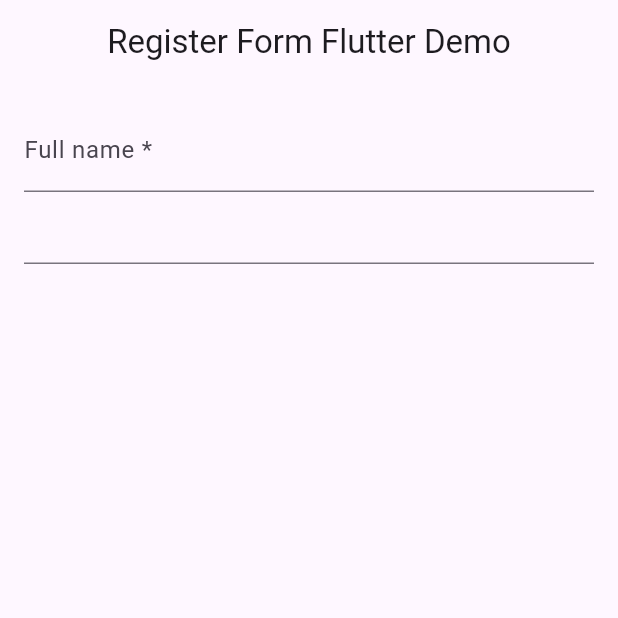
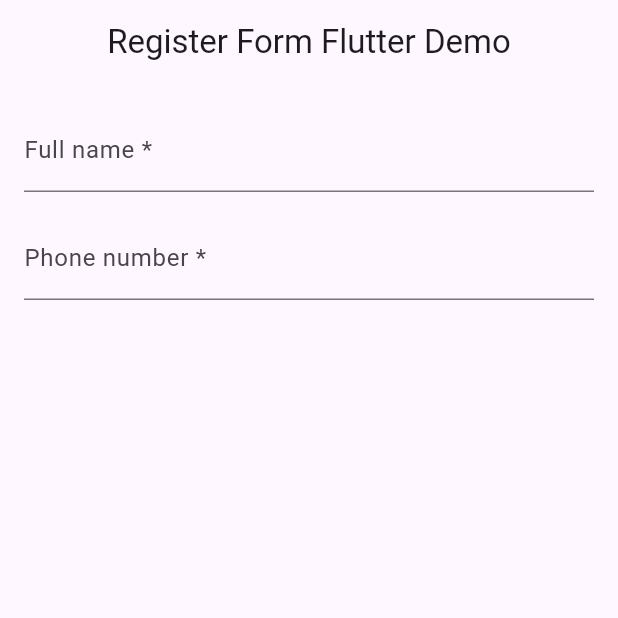
Before and after one commit to TheBaytur/form, a Flutter app: the screen it shows after launch, on a phone screen of 412 x 824 dp, the top half of it. Run offline on Flutter 3.47's test engine with Material 3 defaults, Android fonts, the phone set to English and light mode, and no system bars.

Commit message:
TextField

```diff
--- a/lib/pages/register_home_page.dart
+++ b/lib/pages/register_home_page.dart
@@ -21,7 +21,11 @@ class _RegisterHomePageState extends State<RegisterHomePage> {
           children: [
             TextField(decoration: InputDecoration(labelText: 'Full name *'),
             ),
-            TextFormField(),
+            SizedBox(height: 16.0),
+            TextFormField(
+              decoration: InputDecoration(labelText: 'Phone number *'),
+
+            ),
           ],
         ),
       ),
```
